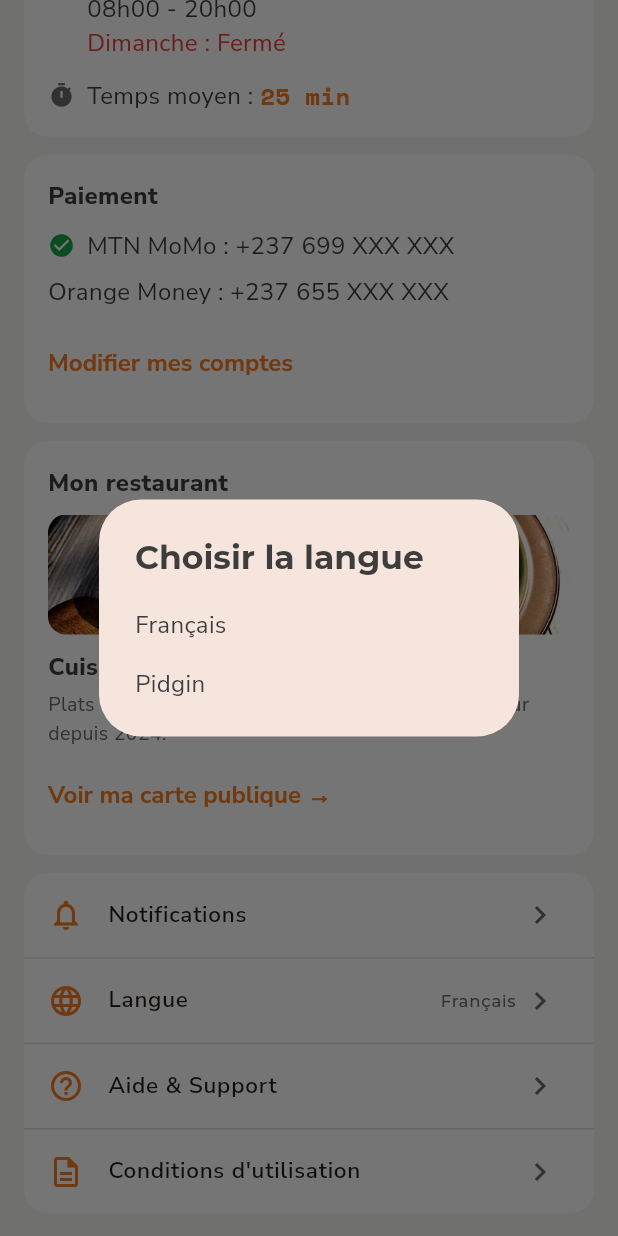
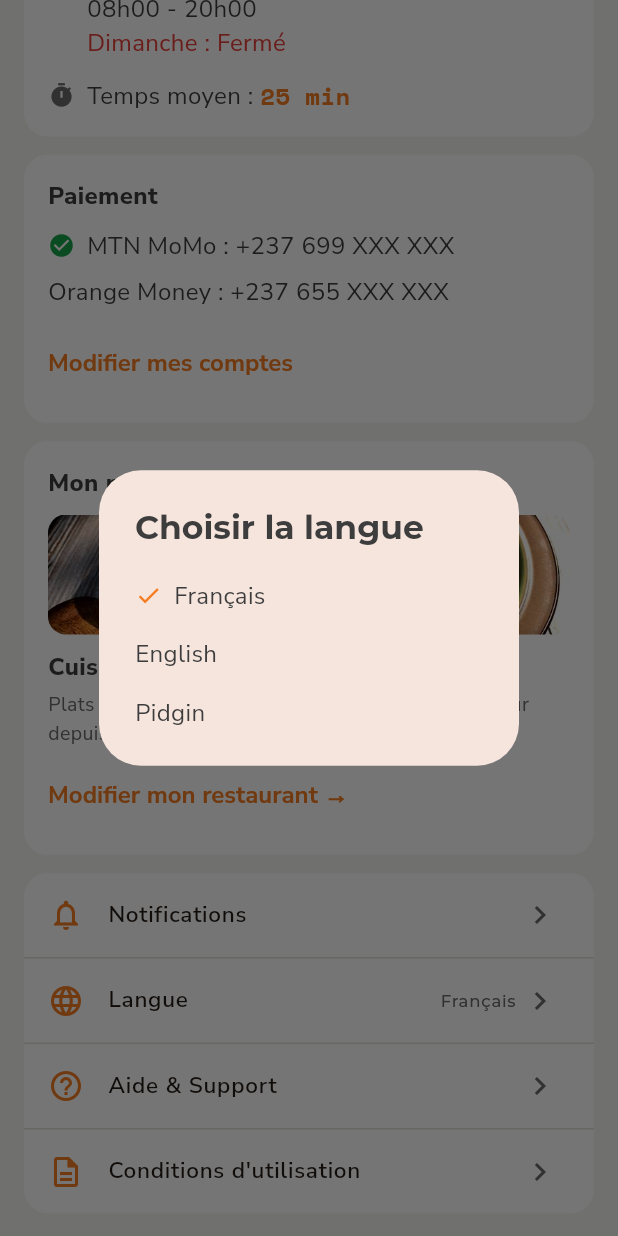
Before and after one commit to 10021987z/nyama-pro, a Flutter app: the ProfileScreen screen opened by its route, scrolled down 576 dp, after a tap on "Langue", on a phone screen of 412 x 824 dp. Run offline on Flutter 3.47's test engine with Material 3 defaults, Android fonts, the phone set to English and light mode, and no system bars; our stand-ins replace audioplayers, dio, firebase_core, firebase_messaging, flutter_rating_bar, flutter_riverpod and 7 more; accounts and stored records are empty; project files that could hold a hidden picture were left out.

Commit message:
feat(i18n): FR/EN/Pidgin support with language switcher in profile
Co-Authored-By: Claude Opus 4.6 <noreply@anthropic.com>

```diff
--- a/lib/core/storage/secure_storage.dart
+++ b/lib/core/storage/secure_storage.dart
@@ -44,6 +44,12 @@ class SecureStorage {
   static Future<String?> getCookId() =>
       _storage.read(key: ApiConstants.cookIdKey);
 
+  // ── Language ──────────────────────────────────────────────────────────────
+  static Future<void> saveLanguage(String lang) =>
+      _storage.write(key: 'app_language', value: lang);
+
+  static Future<String?> getLanguage() => _storage.read(key: 'app_language');
+
   // ── FCM Token ─────────────────────────────────────────────────────────────
   static Future<void> saveFcmToken(String token) =>
       _storage.write(key: 'fcm_token', value: token);
--- a/lib/features/profile/screens/profile_screen.dart
+++ b/lib/features/profile/screens/profile_screen.dart
@@ -5,6 +5,8 @@ import 'package:go_router/go_router.dart';
 import 'package:image_picker/image_picker.dart';
 import 'package:url_launcher/url_launcher.dart';
 import '../../../core/constants/app_colors.dart';
+import '../../../core/l10n/translations.dart';
+import '../../../core/storage/secure_storage.dart';
 import '../../auth/providers/auth_provider.dart';
 
 class ProfileScreen extends ConsumerStatefulWidget {
@@ -16,7 +18,6 @@ class ProfileScreen extends ConsumerStatefulWidget {
 
 class _ProfileScreenState extends ConsumerState<ProfileScreen> {
   File? _avatarFile;
-  String _lang = 'Français';
 
   Future<void> _pickAvatar() async {
     final source = await showModalBottomSheet<ImageSource>(
@@ -81,21 +82,53 @@ class _ProfileScreenState extends ConsumerState<ProfileScreen> {
   }
 
   void _pickLang() {
+    final current = ref.read(languageProvider);
     showDialog(
       context: context,
       builder: (ctx) => SimpleDialog(
         title: const Text('Choisir la langue'),
-        children: ['Français', 'Pidgin']
-            .map((l) => SimpleDialogOption(
-                  onPressed: () {
-                    setState(() => _lang = l);
-                    Navigator.pop(ctx);
+        children: const [
+          ['fr', 'Français'],
+          ['en', 'English'],
+          ['pidgin', 'Pidgin'],
+        ]
+            .map((p) => SimpleDialogOption(
+                  onPressed: () async {
+                    ref.read(languageProvider.notifier).state = p[0];
+                    await SecureStorage.saveLanguage(p[0]);
+                    if (ctx.mounted) Navigator.pop(ctx);
                   },
-                  child: Text(l),
+                  child: Row(
+                    children: [
+                      if (current == p[0])
+                        const Icon(Icons.check,
+                            size: 18, color: AppColors.primary),
+                      if (current == p[0]) const SizedBox(width: 8),
+                      Text(p[1]),
+                    ],
+                  ),
                 ))
             .toList(),
       ),
     );
+  }
+
+  String _langLabel(String code) {
+    switch (code) {
+      case 'en':
+        return 'English';
+      case 'pidgin':
+        return 'Pidgin';
+      default:
+        return 'Français';
+    }
+  }
+
+  Future<void> _openCgu() async {
+    final uri = Uri.parse('https://nyama-web.vercel.app/cgu');
+    if (await canLaunchUrl(uri)) {
+      await launchUrl(uri, mode: LaunchMode.externalApplication);
+    }
   }
 
   Future<void> _openWhatsApp() async {
@@ -395,11 +428,11 @@ class _ProfileScreenState extends ConsumerState<ProfileScreen> {
                 ),
                 const SizedBox(height: 8),
                 TextButton(
-                  onPressed: () {},
+                  onPressed: () => context.push('/profile/restaurant'),
                   style: TextButton.styleFrom(
                       padding: EdgeInsets.zero,
                       alignment: Alignment.centerLeft),
-                  child: const Text('Voir ma carte publique →',
+                  child: const Text('Modifier mon restaurant →',
                       style: TextStyle(
                           color: AppColors.primary,
                           fontWeight: FontWeight.w700)),
@@ -418,21 +451,21 @@ class _ProfileScreenState extends ConsumerState<ProfileScreen> {
               const Divider(height: 1),
               _MenuTile(
                 icon: Icons.language,
-                label: 'Langue',
-                trailing: _lang,
+                label: t('language', ref),
+                trailing: _langLabel(ref.watch(languageProvider)),
                 onTap: _pickLang,
               ),
               const Divider(height: 1),
               _MenuTile(
                 icon: Icons.help_outline,
-                label: 'Aide & Support',
+                label: t('support', ref),
                 onTap: _openWhatsApp,
               ),
               const Divider(height: 1),
               _MenuTile(
                 icon: Icons.description_outlined,
-                label: 'Conditions d\'utilisation',
-                onTap: () {},
+                label: t('tos', ref),
+                onTap: _openCgu,
               ),
             ]),
             const SizedBox(height: 20),
@@ -450,8 +483,8 @@ class _ProfileScreenState extends ConsumerState<ProfileScreen> {
                   shape: RoundedRectangleBorder(
                       borderRadius: BorderRadius.circular(14)),
                 ),
-                child: const Text('Se déconnecter',
-                    style: TextStyle(
+                child: Text(t('logout', ref),
+                    style: const TextStyle(
                         fontSize: 15, fontWeight: FontWeight.w800)),
               ),
             ),
```
Also changed, not shown: lib/core/l10n/translations.dart (added, +88 -0 lines), lib/main.dart (+10 -0 lines).
